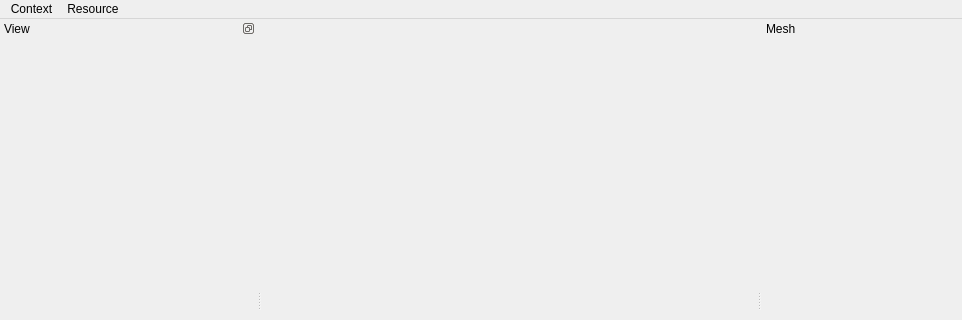
Before: the Qt Designer form Source/TIMEditor/EditorWindow.ui in williamallas/TIMEngine2, drawn with Qt 5; both pictures show x 0 to 962 and y 0 to 320 of the 962 by 580 pixel window.
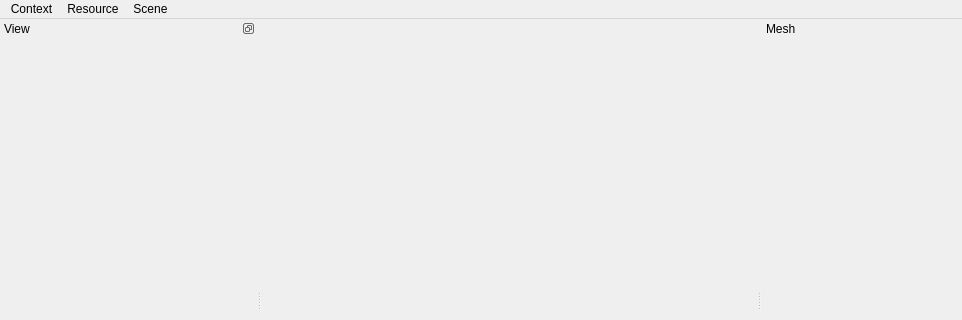
After: the same form once the commit is applied. Custom widgets are drawn as their Qt base class.

Patch:
```diff
--- a/Source/TIMEditor/EditorWindow.ui
+++ b/Source/TIMEditor/EditorWindow.ui
@@ -72,8 +72,15 @@
     <addaction name="actionAdd_folder"/>
     <addaction name="actionAdd_folder_recursively"/>
    </widget>
+   <widget class="QMenu" name="menuScene">
+    <property name="title">
+     <string>Scene</string>
+    </property>
+    <addaction name="actionSet_skybox"/>
+   </widget>
    <addaction name="menuContext"/>
    <addaction name="menuResource"/>
+   <addaction name="menuScene"/>
   </widget>
   <widget class="FullScreenDock" name="viewDockWidget">
    <property name="sizePolicy">
```
Left out of the diff: 7 changed lines with no effect on the pictures.
